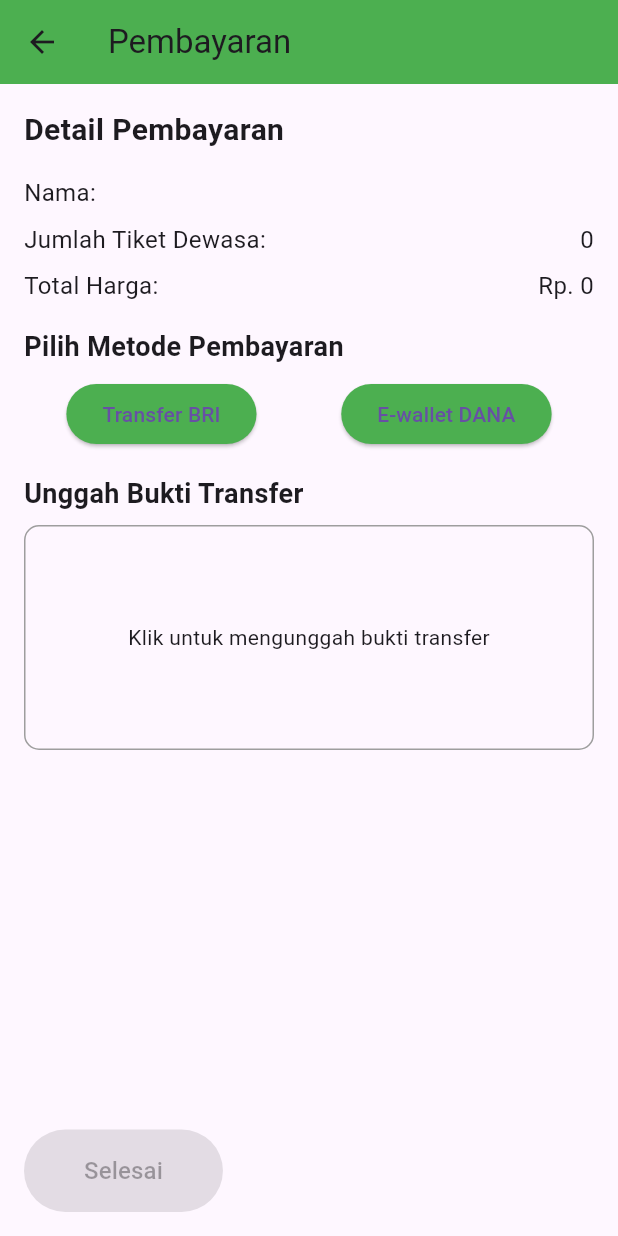
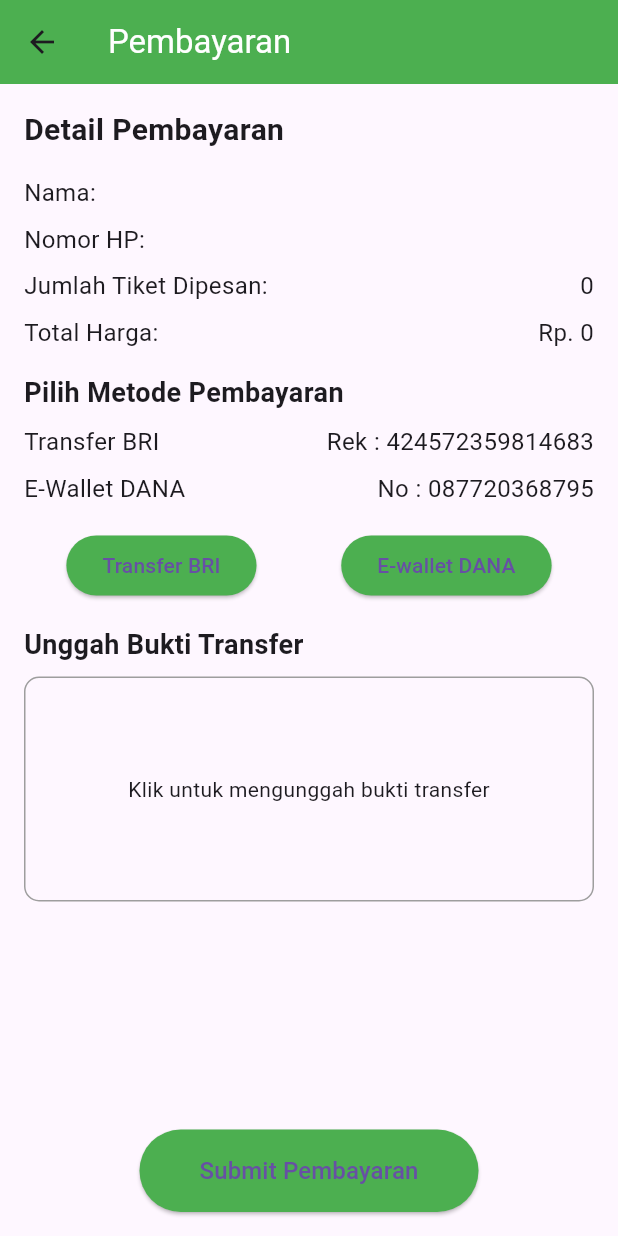
Before and after one commit to IrwanNa/KPAplikasi, a Flutter app: the PembayaranScreen screen opened directly with empty values, on a phone screen of 412 x 824 dp. Run offline on Flutter 3.47's test engine with Material 3 defaults, Android fonts, the phone set to English and light mode, and no system bars; our stand-ins replace carousel_slider, chewie, file_picker, video_player; network calls fail; Roboto replaces fonts that are missing (Nunito).

Commit message:
membuat halaman pilih bayar dan upload bukti bayar

```diff
--- a/flutter_reservasi_app/lib/screens/pembayaran_screen.dart
+++ b/flutter_reservasi_app/lib/screens/pembayaran_screen.dart
@@ -1,18 +1,18 @@
 import 'dart:typed_data';
 import 'package:flutter/material.dart';
 import 'package:file_picker/file_picker.dart';
-import 'package:flutter_reservasi_app/screens/tunggu_validasi_screen.dart';
-//import 'dart:html' as html;
+import 'package:flutter_reservasi_app/screens/home_page_screen.dart';
 import 'package:http/http.dart' as http;
-//import 'dart:convert';
 
 class PembayaranScreen extends StatefulWidget {
   final String name;
+  final String phone;
   final int dewasaCount;
   final int totalDewasaPrice;
 
   PembayaranScreen({
     required this.name,
+    required this.phone,
     required this.dewasaCount,
     required this.totalDewasaPrice,
   });
@@ -37,6 +37,42 @@ class _PembayaranScreenState extends State<PembayaranScreen> {
     }
   }
 
+  void _showConfirmationDialog() {
+    showDialog(
+      context: context,
+      builder: (BuildContext context) {
+        return AlertDialog(
+          title: Text("Konfirmasi"),
+          content: Text(
+            "Reservasi sedang divalidasi oleh admin, harap tunggu validasi melalui pesan WhatsApp.\nSambil menunggu Anda bisa menjelajahi aplikasi:)",
+            textAlign: TextAlign.center,
+            style: TextStyle(
+              fontFamily: 'nunito',
+            ),
+          ),
+          actions: <Widget>[
+            TextButton(
+              onPressed: () {
+                Navigator.of(context).pop(); // Tutup dialog
+              },
+              child: Text("Tidak"),
+            ),
+            TextButton(
+              onPressed: () {
+                // Navigasi ke halaman baru untuk menunggu validasi
+                Navigator.push(
+                  context,
+                  MaterialPageRoute(builder: (context) => MyHomePage()),
+                );
+              },
+              child: Text("Ya"),
+            ),
+          ],
+        );
+      },
+    );
+  }
+
   void _submitPayment() async {
     if (_selectedFileBytes == null) {
       ScaffoldMessenger.of(context).showSnackBar(
@@ -45,14 +81,22 @@ class _PembayaranScreenState extends State<PembayaranScreen> {
       return;
     }
 
-    // Lakukan pengiriman data ke backend di sini
+    if (_selectedPaymentMethod == null) {
+      ScaffoldMessenger.of(context).showSnackBar(
+        SnackBar(content: Text('Harap pilih metode pembayaran')),
+      );
+      return;
+    }
+
     final request = http.MultipartRequest(
       'POST',
       Uri.parse('http://127.0.0.1:8000/api/submit-payment'),
     );
     request.fields['name'] = widget.name;
-    request.fields['dewasa'] = widget.dewasaCount.toString();
+    request.fields['phone'] = widget.phone;
+    request.fields['jumlah'] = widget.dewasaCount.toString();
     request.fields['totalBayar'] = widget.totalDewasaPrice.toString();
+    request.fields['payment_method'] = _selectedPaymentMethod!;
     request.files.add(http.MultipartFile.fromBytes(
       'buktiTransfer',
       _selectedFileBytes!,
@@ -62,13 +106,14 @@ class _PembayaranScreenState extends State<PembayaranScreen> {
     final response = await request.send();
 
     if (response.statusCode == 200) {
-      Navigator.push(
-        context,
-        MaterialPageRoute(builder: (context) => MenungguValidasiScreen()),
+      ScaffoldMessenger.of(context).showSnackBar(
+        SnackBar(content: Text('Bukti pembayaran berhasil diunggah')),
       );
+
+      _showConfirmationDialog(); // Tampilkan dialog konfirmasi
     } else {
       ScaffoldMessenger.of(context).showSnackBar(
-        SnackBar(content: Text('Gagal mengirim data pembayaran')),
+        SnackBar(content: Text('Bukti transfer tidak terkirim')),
       );
     }
   }
@@ -77,7 +122,11 @@ class _PembayaranScreenState extends State<PembayaranScreen> {
   Widget build(BuildContext context) {
     return Scaffold(
       appBar: AppBar(
-        title: Text('Pembayaran'),
+        title: Text(
+          'Pembayaran',
+          textAlign: TextAlign.center,
+          style: TextStyle(fontFamily: 'Nunito', color: Colors.white),
+        ),
         backgroundColor: Colors.green,
       ),
       body: Padding(
@@ -101,7 +150,15 @@ class _PembayaranScreenState extends State<PembayaranScreen> {
             Row(
               mainAxisAlignment: MainAxisAlignment.spaceBetween,
               children: [
-                Text('Jumlah Tiket Dewasa:', style: TextStyle(fontSize: 16)),
+                Text('Nomor HP:', style: TextStyle(fontSize: 16)),
+                Text(widget.phone, style: TextStyle(fontSize: 16)),
+              ],
+            ),
+            SizedBox(height: 8),
+            Row(
+              mainAxisAlignment: MainAxisAlignment.spaceBetween,
+              children: [
+                Text('Jumlah Tiket Dipesan:', style: TextStyle(fontSize: 16)),
                 Text('${widget.dewasaCount}', style: TextStyle(fontSize: 16)),
               ],
             ),
@@ -110,7 +167,8 @@ class _PembayaranScreenState extends State<PembayaranScreen> {
               mainAxisAlignment: MainAxisAlignment.spaceBetween,
               children: [
                 Text('Total Harga:', style: TextStyle(fontSize: 16)),
-                Text('Rp. ${widget.totalDewasaPrice}', style: TextStyle(fontSize: 16)),
+                Text('Rp. ${widget.totalDewasaPrice}',
+                    style: TextStyle(fontSize: 16)),
               ],
             ),
             SizedBox(height: 16),
@@ -119,11 +177,35 @@ class _PembayaranScreenState extends State<PembayaranScreen> {
               style: TextStyle(fontSize: 18, fontWeight: FontWeight.bold),
             ),
             SizedBox(height: 8),
+// Tambahkan baris dengan informasi rekening dan nomor DANA
+            Column(
+              children: [
+                Row(
+                  mainAxisAlignment: MainAxisAlignment.spaceBetween,
+                  children: [
+                    Text('Transfer BRI', style: TextStyle(fontSize: 16)),
+                    Text('Rek : 424572359814683',
+                        style: TextStyle(fontSize: 16)),
+                  ],
+                ),
+                SizedBox(height: 8),
+                Row(
+                  mainAxisAlignment: MainAxisAlignment.spaceBetween,
+                  children: [
+                    Text('E-Wallet DANA', style: TextStyle(fontSize: 16)),
+                    Text('No : 087720368795', style: TextStyle(fontSize: 16)),
+                  ],
+                ),
+              ],
+            ),
+            SizedBox(height: 16),
+            //SizedBox(height: 8),
             Row(
               mainAxisAlignment: MainAxisAlignment.spaceAround,
               children: [
                 ElevatedButton(
-                  style: ElevatedButton.styleFrom(backgroundColor: Colors.green),
+                  style:
+                      ElevatedButton.styleFrom(backgroundColor: Colors.green),
                   onPressed: () {
                     setState(() {
                       _selectedPaymentMethod = 'Transfer BRI';
@@ -132,7 +214,8 @@ class _PembayaranScreenState extends State<PembayaranScreen> {
                   child: Text('Transfer BRI'),
                 ),
                 ElevatedButton(
-                  style: ElevatedButton.styleFrom(backgroundColor: Colors.green),
+                  style:
+                      ElevatedButton.styleFrom(backgroundColor: Colors.green),
                   onPressed: () {
                     setState(() {
                       _selectedPaymentMethod = 'DANA';
@@ -166,19 +249,28 @@ class _PembayaranScreenState extends State<PembayaranScreen> {
                   borderRadius: BorderRadius.circular(10),
                 ),
                 child: _selectedFileBytes == null
-                    ? Center(child: Text('Klik untuk mengunggah bukti transfer'))
+                    ? Center(
+                        child: Text('Klik untuk mengunggah bukti transfer'))
                     : Center(child: Text('File: $_selectedFileName')),
               ),
             ),
+            Spacer(),
+            Row(
+              mainAxisAlignment: MainAxisAlignment.center,
+              children: [
                 Spacer(),
                 ElevatedButton(
                   style: ElevatedButton.styleFrom(
                     backgroundColor: Colors.green,
                     padding: EdgeInsets.symmetric(horizontal: 40, vertical: 16),
                   ),
-              onPressed: _selectedFileBytes != null ? _submitPayment : null,
-              child: Text('Selesai', style: TextStyle(fontSize: 16)),
+                  onPressed: _submitPayment,
+                  child:
+                      Text('Submit Pembayaran', style: TextStyle(fontSize: 16)),
                 ),
+                Spacer(),
+              ],
+            )
           ],
         ),
       ),
```
Also changed, not shown: flutter_reservasi_app/lib/screens/detail_pesanan_screen.dart (+38 -17 lines), flutter_reservasi_app/lib/screens/tunggu_validasi_screen.dart (deleted, +0 -20 lines). Lines whose indentation alone changed are shown as unchanged.
